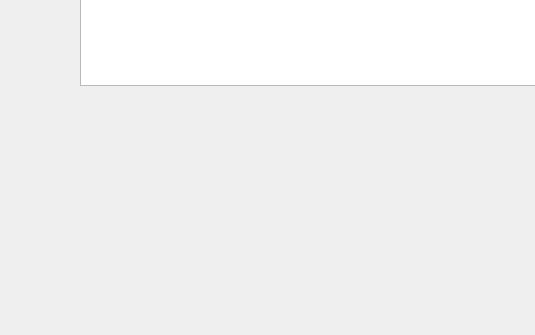
Above: Lesson2/Lesson2_1/Lesson2_1/mainwindow.ui from napolnyi/Lesson_Qt before the change; both pictures show x 0 to 535 and y 265 to 600 of the 800 by 600 pixel window. Below: the same form after it.
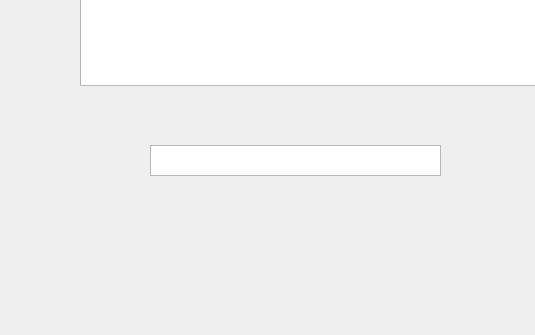
That is the form after the change.

The edit to the form file:
```diff
--- a/Lesson2/Lesson2_1/Lesson2_1/mainwindow.ui
+++ b/Lesson2/Lesson2_1/Lesson2_1/mainwindow.ui
@@ -23,6 +23,19 @@
       <height>331</height>
      </rect>
     </property>
+    <property name="plainText">
+     <string/>
+    </property>
+   </widget>
+   <widget class="QTextEdit" name="textEdit">
+    <property name="geometry">
+     <rect>
+      <x>150</x>
+      <y>410</y>
+      <width>291</width>
+      <height>31</height>
+     </rect>
+    </property>
    </widget>
   </widget>
   <widget class="QMenuBar" name="menubar">
```
Left out of the diff: 2 changed lines with no effect on the pictures.
